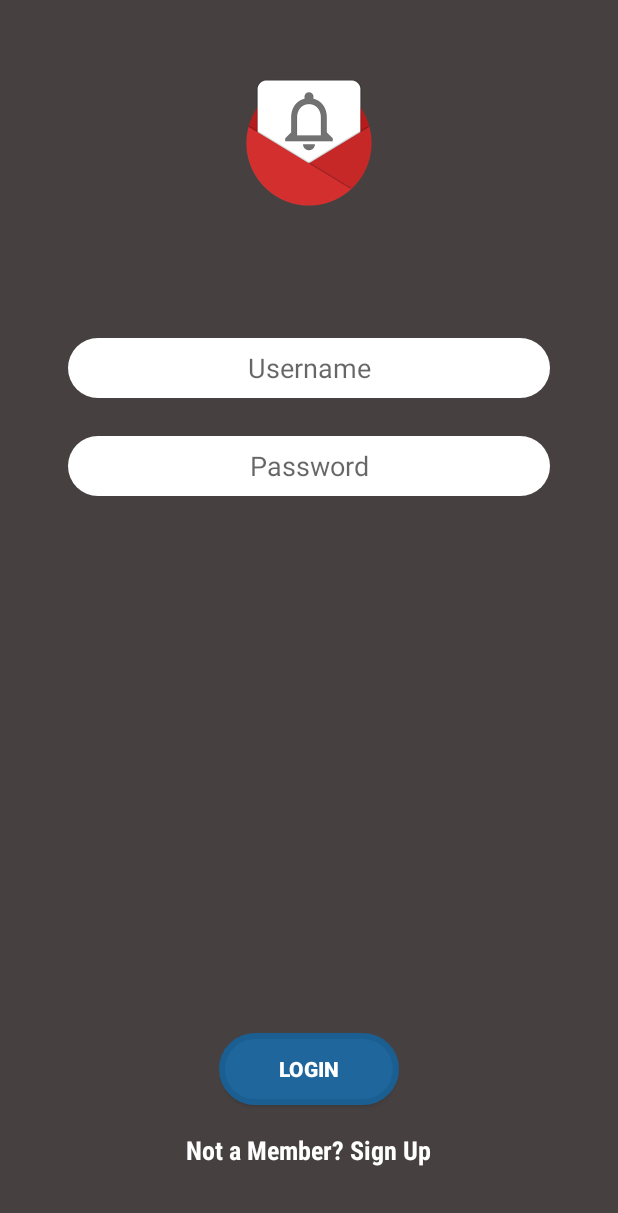
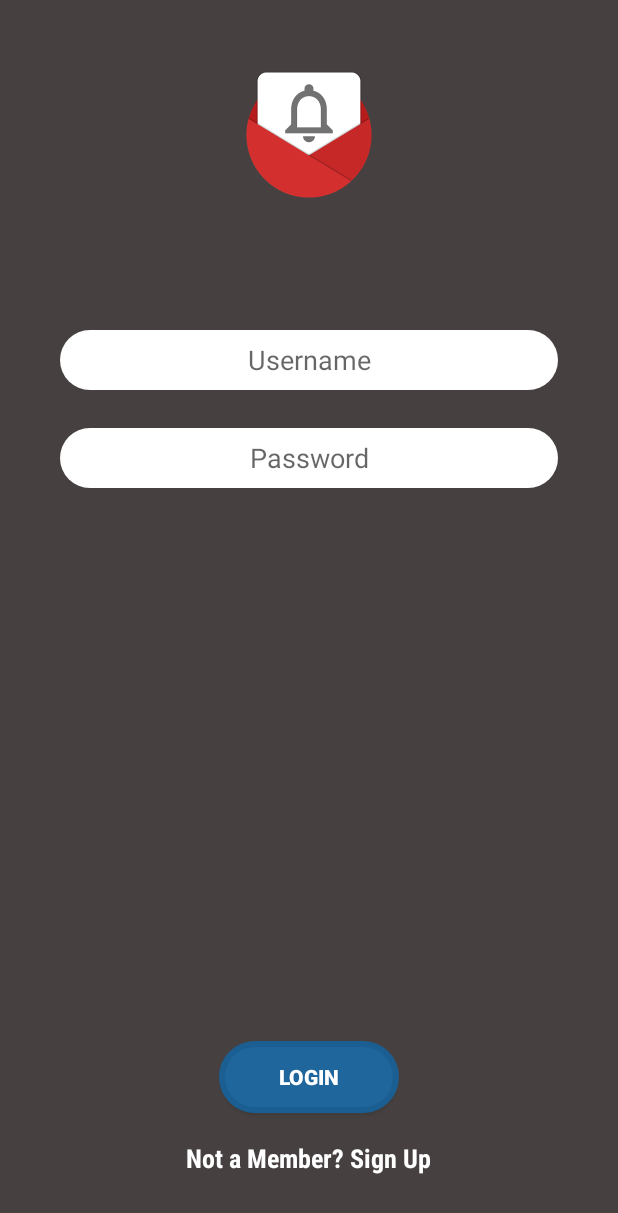
Before and after one commit to kunalkhedkar/Notifier, an Android app: the screen it shows after launch (LoginActivity), on a phone screen of 412 x 824 dp. Shown: the top 1213 px of the screen. Run offline under Robolectric (Android 15) with nearby library versions, the phone set to English and light mode, and no system bars; our stand-ins replace Firebase (no records; nobody signed in at launch, a user with empty details on screens opened directly).

Commit message:
final notification done but one mobile for head thi smobile is not for student
final notification done but one mobile for head thi smobile is not for
student

```diff
--- a/app/src/main/java/com/example/kaushal/notifier/ChangePassword.java
+++ b/app/src/main/java/com/example/kaushal/notifier/ChangePassword.java
@@ -25,6 +25,7 @@ public class ChangePassword extends AppCompatActivity {
     protected void onCreate(Bundle savedInstanceState) {
         super.onCreate(savedInstanceState);
         setContentView(R.layout.activity_change_password);
+        setTitle("Schedular");
 
         oldPassword = (EditText) findViewById(R.id.oldpassword);
         newPassword = (EditText) findViewById(R.id.newpassword);
@@ -60,7 +61,7 @@ public class ChangePassword extends AppCompatActivity {
                             //Log.d("TAG", "onDataChange:"+old);
                             for (DataSnapshot userDataSnapShot : dataSnapshot.getChildren()) {
                                 Users u = userDataSnapShot.getValue(Users.class);
-                                if (myusername.equals(u.getU_Username())) {
+                                if ((myusername.equals(u.getU_Username())&&old.equals(u.getU_Password()))) {
                                     sample = u.getU_Password();
                                     u.setU_Password(new1);
                                     String id = userDataSnapShot.getKey();
@@ -71,7 +72,8 @@ public class ChangePassword extends AppCompatActivity {
                                         }
                                     });
                                     break;
-                                }
+                                }else
+                                    oldPassword.setError("old password not correct");
 
                             }
 
--- a/app/src/main/java/com/example/kaushal/notifier/HeadProfileActivity.java
+++ b/app/src/main/java/com/example/kaushal/notifier/HeadProfileActivity.java
@@ -33,6 +33,7 @@ public class HeadProfileActivity extends AppCompatActivity {
     protected void onCreate(Bundle savedInstanceState) {
         super.onCreate(savedInstanceState);
         setContentView(R.layout.activity_head_profile);
+        setTitle("Schedular");
 
         username = (EditText) findViewById(R.id.headUsername);
         fullname = (EditText) findViewById(R.id.headName);
--- a/app/src/main/java/com/example/kaushal/notifier/LoginActivity.java
+++ b/app/src/main/java/com/example/kaushal/notifier/LoginActivity.java
@@ -7,7 +7,9 @@ import android.support.v7.app.AppCompatActivity;
 import android.os.Bundle;
 import android.util.Log;
 import android.view.View;
+import android.widget.Button;
 import android.widget.EditText;
+import android.widget.ProgressBar;
 import android.widget.Toast;
 
 import com.google.firebase.database.DataSnapshot;
@@ -24,6 +26,8 @@ public class LoginActivity extends AppCompatActivity {
     String role;
     Boolean flag = false;
     String sample;
+    ProgressBar progressBar;
+    Button Login;
 
     @Override
     protected void onCreate(Bundle savedInstanceState) {
@@ -32,7 +36,9 @@ public class LoginActivity extends AppCompatActivity {
 
         user = (EditText) findViewById(R.id.username);
         pass = (EditText) findViewById(R.id.password);
-
+        progressBar= (ProgressBar) findViewById(R.id.ProgressBar);
+        Login= (Button) findViewById(R.id.Login);
+        Login.setVisibility(View.VISIBLE);
         // url
         USER_REFEENCE = FirebaseDatabase.getInstance().getReference("user");
 // to hide action bar
@@ -74,6 +80,9 @@ public class LoginActivity extends AppCompatActivity {
     }
 
     public void login(View view) {
+        progressBar.setVisibility(View.VISIBLE);
+        Login.setVisibility(View.GONE);
+
         final String User = user.getText().toString();
         final String Pass = pass.getText().toString();
 
@@ -99,7 +108,7 @@ public class LoginActivity extends AppCompatActivity {
                             editor.putBoolean("isLoggedIn", true);
                             // add islogged value to shared editor
 
-                            UnSubscribeTopic.unSubscribe(LoginActivity.this);
+//                            UnSubscribeTopic.unSubscribe(LoginActivity.this);
 //                            unSubscribe();
 
                             if (role.equalsIgnoreCase("student")) {
@@ -113,8 +122,10 @@ public class LoginActivity extends AppCompatActivity {
                                 registerForNotification(uu.getU_ID());
 
                                 flag = true;
+
                                 Intent intent = new Intent(LoginActivity.this, StudentNaviActivity.class);
                                 startActivity(intent);
+                                progressBar.setVisibility(View.GONE);
                                 break;
                             } else if (role.equalsIgnoreCase("teacher")) {
                                 editor.putBoolean("isLoggedIn", true);
@@ -129,11 +140,11 @@ public class LoginActivity extends AppCompatActivity {
                                 teacherUsername=teacherUsername.replace(".","_");
                                 Log.d("TAG", "onDataChange: sub "+teacherUsername);
                                 FirebaseMessaging.getInstance().subscribeToTopic(teacherUsername);
-//                                FirebaseMessaging.getInstance().subscribeToTopic("teacher");
+                                FirebaseMessaging.getInstance().subscribeToTopic("teacher");
                                 Log.d("TAG", "onDataChange: Teacher subscribeToTopic "+uu.getU_ID());
-
                                 Intent intent = new Intent(LoginActivity.this, TeacherNaviActivity.class);
                                 startActivity(intent);
+                                progressBar.setVisibility(View.GONE);
                                 break;
 
                             } else if (role.equalsIgnoreCase("head")) {
@@ -144,7 +155,9 @@ public class LoginActivity extends AppCompatActivity {
                                 editor.commit();
                                 flag = true;
 
+//                                FirebaseMessaging.getInstance().unsubscribeFromTopic("head");
                                 FirebaseMessaging.getInstance().subscribeToTopic("head");
+                                Toast.makeText(LoginActivity.this, "sub to head2", Toast.LENGTH_SHORT).show();
 
                                 Intent intent = new Intent(LoginActivity.this, HeadNaviActivity.class);
                                 startActivity(intent);
@@ -162,9 +175,11 @@ public class LoginActivity extends AppCompatActivity {
                     if (flag == false) {
                         Log.d("TAG", "onDataChange: fun " + validLogin());
 
-                        if (!validLogin())
+                        if (!validLogin()) {
                             user.setError("please check username or password");
-
+                            Login.setVisibility(View.VISIBLE);
+                            progressBar.setVisibility(View.GONE);
+                        }
                     }
                 }
 
@@ -178,6 +193,8 @@ public class LoginActivity extends AppCompatActivity {
         }
         else
             user.setError("please Check Username or Password");
+
+
     }
 
     private void registerForNotification(final String id) {
@@ -203,8 +220,6 @@ public class LoginActivity extends AppCompatActivity {
             }
         });
     }
-
-
 
 
     public boolean validLogin() {
--- a/app/src/main/java/com/example/kaushal/notifier/ScheduleActivity.java
+++ b/app/src/main/java/com/example/kaushal/notifier/ScheduleActivity.java
@@ -47,6 +47,7 @@ public class ScheduleActivity extends AppCompatActivity {
         time= (EditText) findViewById(R.id.s_time);
         selectClass= (Spinner) findViewById(R.id.selectClass);
         selectType= (Spinner) findViewById(R.id.selectTestType);
+        setTitle("Schedular");
 
         SharedPreferences preferences=getSharedPreferences(MyConstant.SHARED_FILE,MODE_PRIVATE);
         String id =preferences.getString("id",null);
@@ -232,10 +233,10 @@ public class ScheduleActivity extends AppCompatActivity {
         SCHEDULE_REFERENCE.child(ID).setValue(s).addOnCompleteListener(new OnCompleteListener<Void>() {
             @Override
             public void onComplete(@NonNull Task<Void> task) {
-                Toast.makeText(ScheduleActivity.this, "schedule add sucessfully", Toast.LENGTH_SHORT).show();
+
                 CreateNotification createNotification=new CreateNotification(ScheduleActivity.this);
                 createNotification.sendNotificationTopic(title,msg,"head");
-
+                Toast.makeText(ScheduleActivity.this, "schedule add sucessfully", Toast.LENGTH_SHORT).show();
 
             }
         });
--- a/app/src/main/java/com/example/kaushal/notifier/ScheduleRequestFragment.java
+++ b/app/src/main/java/com/example/kaushal/notifier/ScheduleRequestFragment.java
@@ -81,8 +81,7 @@ public class ScheduleRequestFragment extends Fragment {
                 View child = rv.findChildViewUnder(e.getX(), e.getY());
                 if(child != null && gestureDetector.onTouchEvent(e)) {
                     int position = rv.getChildAdapterPosition(child);
-//                    Toast.makeText(getContext(), countries.get(position), Toast.LENGTH_SHORT).show();
-
+//                    Toast.makeText(getContext(),position, Toast.LENGTH_SHORT).show();
                 }
 
                 return false;
--- a/app/src/main/java/com/example/kaushal/notifier/StudentNaviActivity.java
+++ b/app/src/main/java/com/example/kaushal/notifier/StudentNaviActivity.java
@@ -34,7 +34,7 @@ public class StudentNaviActivity extends AppCompatActivity
         Toolbar toolbar = (Toolbar) findViewById(R.id.toolbar);
         setSupportActionBar(toolbar);
 
-
+        setTitle("Schedular");
         // get data from sharedpref
 
         SharedPreferences preferences=getSharedPreferences(MyConstant.SHARED_FILE,MODE_PRIVATE);
--- a/app/src/main/java/com/example/kaushal/notifier/UnSubscribeTopic.java
+++ b/app/src/main/java/com/example/kaushal/notifier/UnSubscribeTopic.java
@@ -19,7 +19,9 @@ public class UnSubscribeTopic {
     public static void unSubscribe(Context context){
         DatabaseReference USER_REFEENCE = FirebaseDatabase.getInstance().getReference("user");
         Toast.makeText(context, "unSubscribe from class", Toast.LENGTH_SHORT).show();
-        FirebaseMessaging.getInstance().unsubscribeFromTopic("head");
+
+//        FirebaseMessaging.getInstance().unsubscribeFromTopic("head");
+        FirebaseMessaging.getInstance().unsubscribeFromTopic("head1");
         FirebaseMessaging.getInstance().unsubscribeFromTopic("teacher");
         FirebaseMessaging.getInstance().unsubscribeFromTopic("student");
 
--- a/app/src/main/java/com/example/kaushal/notifier/ViewMainScheduleActivity.java
+++ b/app/src/main/java/com/example/kaushal/notifier/ViewMainScheduleActivity.java
@@ -41,6 +41,7 @@ public class ViewMainScheduleActivity extends AppCompatActivity {
         studentList= (ListView) findViewById(R.id.mainSchedule);
         listData=new ArrayList<String>();
         listDataSchedule=new ArrayList<>();
+        setTitle("Schedular");
 
         buildScheduleData();
 
--- a/app/src/main/java/com/example/kaushal/notifier/ViewMyScheduleActivity.java
+++ b/app/src/main/java/com/example/kaushal/notifier/ViewMyScheduleActivity.java
@@ -30,12 +30,13 @@ public class ViewMyScheduleActivity extends AppCompatActivity {
         myschedule= (ListView) findViewById(R.id.my_schedule);
         list=new ArrayList<String>();
 
+        setTitle("Schedular");
         adapter=new ArrayAdapter<String>(this,android.R.layout.simple_list_item_1,list);
         myschedule.setAdapter(adapter);
 
         SharedPreferences preference=getSharedPreferences(MyConstant.SHARED_FILE,MODE_PRIVATE);
         final String username=preference.getString("username",null);
-        Log.d("TAG", "onCreate: "+username);
+        Log.d("TAG", "onCreate: preference "+username);
 
 
         SCHEDULE_REFERENCE= FirebaseDatabase.getInstance().getReference("mainschedule");
@@ -51,7 +52,7 @@ public class ViewMyScheduleActivity extends AppCompatActivity {
                     if(username.equals(dbusername)){
                         list.add("Teacher name:\t"+schedule.getT_name()+"\n"+"Subject:\t"+schedule.getSub_name()+"\n"+"Marks:\t"+schedule.getMarks()+"\n"+"Description:\t"+schedule.getDescription()+"\n"+"date:\t"+schedule.getS_date()+"\n"+"Time:\t"+schedule.getS_time()+"\n"+"Class:"+schedule.getClassType()+"\n"+"Test Type:\t"+schedule.getSubjectType());
                         adapter.notifyDataSetChanged();
-                        break;
+
                     }
 
                 }
--- a/app/src/main/java/com/example/kaushal/notifier/ViewStudentActivity.java
+++ b/app/src/main/java/com/example/kaushal/notifier/ViewStudentActivity.java
@@ -39,7 +39,7 @@ public class ViewStudentActivity extends AppCompatActivity {
         studentList= (ListView) findViewById(R.id.studentList);
         list=new ArrayList<String>();
 
-
+        setTitle("Schedular");
         buildStudentData();
 
         adapter=new ArrayAdapter<String>(this,android.R.layout.simple_list_item_1,list);
--- a/app/src/main/java/com/example/kaushal/notifier/ViewTeacherActivity.java
+++ b/app/src/main/java/com/example/kaushal/notifier/ViewTeacherActivity.java
@@ -44,7 +44,7 @@ public class ViewTeacherActivity extends AppCompatActivity implements AdapterVie
         listData = new ArrayList();
         TeacherObjectList = new ArrayList<>();
 
-        //for reading
+        setTitle("Schedular");
 
         buildTeacherData();
 
--- a/app/src/main/res/layout/activity_login.xml
+++ b/app/src/main/res/layout/activity_login.xml
@@ -1,12 +1,17 @@
 <?xml version="1.0" encoding="utf-8"?>
-<RelativeLayout xmlns:android="http://schemas.android.com/apk/res/android"
-    xmlns:app="http://schemas.android.com/apk/res-auto"
+<ScrollView xmlns:android="http://schemas.android.com/apk/res/android"
     xmlns:tools="http://schemas.android.com/tools"
-    android:layout_width="match_parent"
-    android:layout_height="match_parent"
-    tools:context="com.example.kaushal.notifier.LoginActivity"
-    android:background="#464140"
-    android:padding="45dp">
+    android:layout_width="fill_parent"
+    android:layout_height="fill_parent"
+    android:fillViewport="true">
+
+    <RelativeLayout
+        android:layout_width="match_parent"
+        android:layout_height="match_parent"
+        android:background="#464140"
+        android:padding="40dp">
+
+
     <ImageView
         android:id="@+id/Logo"
         android:layout_centerHorizontal="true"
@@ -62,4 +67,16 @@
         android:id="@+id/createAccountTV"
         android:layout_width="wrap_content"
         android:layout_height="wrap_content" />
+
+        <ProgressBar
+            android:id="@+id/ProgressBar"
+            android:visibility="gone"
+            android:layout_alignParentBottom="true"
+            android:layout_marginBottom="40dp"
+            android:layout_centerHorizontal="true"
+            android:layout_below="@id/changePassword"
+            android:layout_width="wrap_content"
+            android:layout_height="wrap_content" />
+
 </RelativeLayout>
+    </ScrollView>
```
Also changed, not shown: app/src/main/java/com/example/kaushal/notifier/HeadNaviActivity.java (+7 -0 lines), app/src/main/java/com/example/kaushal/notifier/ScheduleDataAdapter.java (+12 -6 lines), app/src/main/java/com/example/kaushal/notifier/TeacherNaviActivity.java (+12 -0 lines), app/src/main/java/com/example/kaushal/notifier/ViewScheduleActivity.java (+6 -5 lines).
